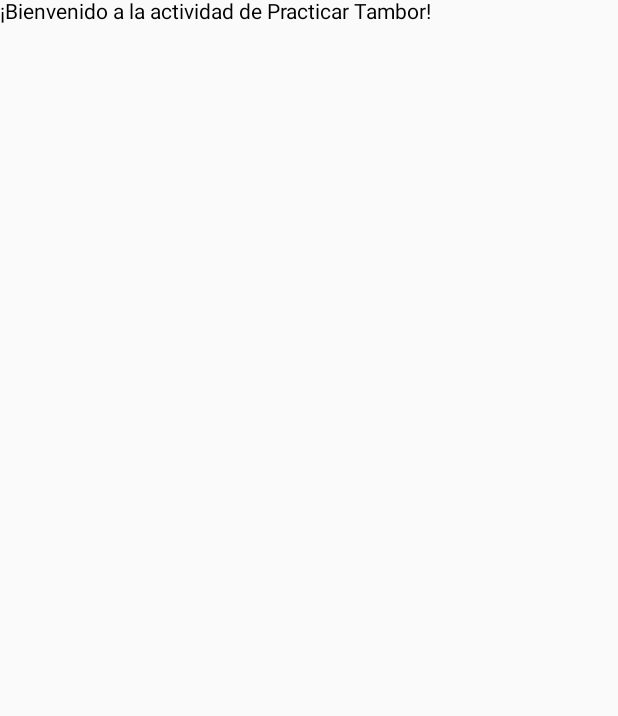
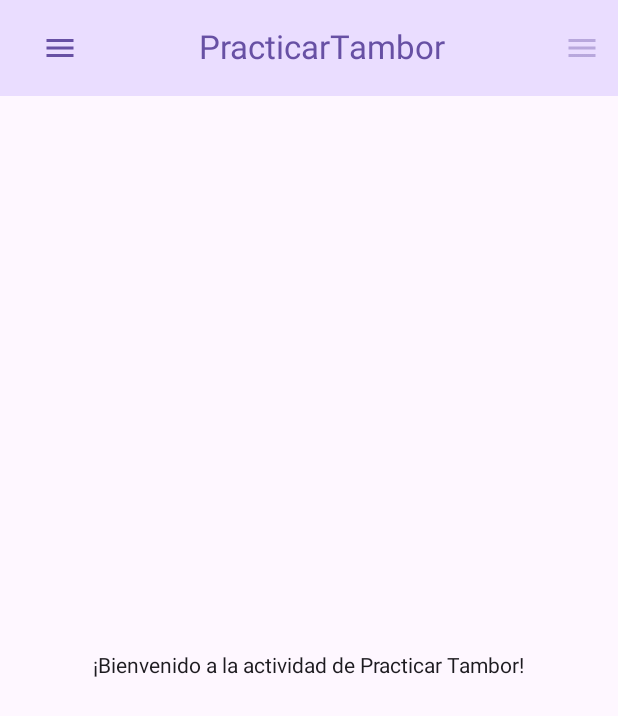
Before and after one commit to ZeB-ZuA/ASAB-Music-Repository, an Android app built with Jetpack Compose: the PracticarTamborActivity screen opened directly, with no data from a screen before it, on a phone screen of 412 x 824 dp. Shown: the top 716 px of the screen. Run offline under Robolectric (Android 15) with nearby library versions, the phone set to English and light mode, and no system bars.

Commit message:
A topBar was added to each activity and now its easier to navigate between activities

```diff
--- a/app/src/main/java/com/udistrital/asab_music_repository/MainActivity.kt
+++ b/app/src/main/java/com/udistrital/asab_music_repository/MainActivity.kt
@@ -4,16 +4,34 @@ import android.content.Intent
 import android.os.Bundle
 import androidx.activity.ComponentActivity
 import androidx.activity.compose.setContent
-import androidx.compose.material3.Button
+import androidx.compose.foundation.layout.Arrangement
+import androidx.compose.foundation.layout.Column
+import androidx.compose.foundation.layout.PaddingValues
+import androidx.compose.foundation.layout.Row
+import androidx.compose.foundation.layout.fillMaxSize
+import androidx.compose.foundation.layout.fillMaxWidth
+import androidx.compose.foundation.layout.padding
+import androidx.compose.material.icons.Icons
+import androidx.compose.material.icons.filled.Menu
 import androidx.compose.material3.DropdownMenu
 import androidx.compose.material3.DropdownMenuItem
+import androidx.compose.material3.ExperimentalMaterial3Api
+import androidx.compose.material3.Icon
+import androidx.compose.material3.IconButton
+import androidx.compose.material3.MaterialTheme
+import androidx.compose.material3.Scaffold
 import androidx.compose.material3.Text
+import androidx.compose.material3.TopAppBar
+import androidx.compose.material3.TopAppBarDefaults
 import androidx.compose.runtime.Composable
 import androidx.compose.runtime.getValue
 import androidx.compose.runtime.mutableStateOf
 import androidx.compose.runtime.remember
 import androidx.compose.runtime.setValue
+import androidx.compose.ui.Alignment
+import androidx.compose.ui.Modifier
 import androidx.compose.ui.platform.LocalContext
+import androidx.compose.ui.text.style.TextAlign
 import androidx.compose.ui.tooling.preview.Preview
 import androidx.core.content.ContextCompat
 
@@ -21,39 +39,64 @@ class MainActivity : ComponentActivity() {
     override fun onCreate(savedInstanceState: Bundle?) {
         super.onCreate(savedInstanceState)
         setContent {
-            mainMenu()
+            mainMenu("Asab Music Repository") { padding -> ScrollContent(padding) }
         }
     }
 }
-
-
+@OptIn(ExperimentalMaterial3Api::class)
 @Composable
-fun mainMenu() {
+fun mainMenu(title : String, content: @Composable (PaddingValues) -> Unit) {
     val context = LocalContext.current
     var expanded by remember { mutableStateOf(false) }
     val options = listOf(
         "Guardar Letra",
         "Practicar Tambor",
         "Practicar maraca"
+    )
+    Scaffold(
+        topBar = {
+            TopAppBar(
+                colors = TopAppBarDefaults.topAppBarColors(
+                    containerColor = MaterialTheme.colorScheme.primaryContainer,
+                    titleContentColor = MaterialTheme.colorScheme.primary,
+                ),
+                title = {
+                    Row(
+                        Modifier.fillMaxWidth(),
+                        horizontalArrangement = Arrangement.SpaceBetween,
+                        verticalAlignment = Alignment.CenterVertically,
+                    ) {
+                        IconButton(onClick = { expanded = !expanded }) {
+                            Icon(Icons.Default.Menu, contentDescription = "Menu")
+                        }
 
+                        Text(
+                            text = title,
+                            textAlign = TextAlign.Center,
+                            modifier = Modifier.weight(1f)
                         )
-    Button(onClick = { expanded = !expanded }) {
-        Text(text = "Menu")
+
+                        IconButton(onClick = {}, enabled = false) {
+                            Icon(Icons.Default.Menu, contentDescription = null)
                         }
+                    }
+
                     DropdownMenu(
                         expanded = expanded,
                         onDismissRequest = { expanded = false }) {
                         options.forEach { option ->
                             DropdownMenuItem(text = { Text(text = option) }, onClick = {
                                 if (option == "Practicar maraca") {
-                    var intent = Intent(context, PracticarMaracaActivity::class.java)
+                                    var intent =
+                                        Intent(context, PracticarMaracaActivity::class.java)
                                     ContextCompat.startActivity(context, intent, null)
                                 }
-                if (option == "Practicar Tambor"){
-                    var intent = Intent(context, PracticarTamborActivity::class.java)
+                                if (option == "Practicar Tambor") {
+                                    var intent =
+                                        Intent(context, PracticarTamborActivity::class.java)
                                     ContextCompat.startActivity(context, intent, null)
                                 }
-                if (option == "Guardar Letra"){
+                                if (option == "Guardar Letra") {
                                     var intent = Intent(context, GuardarLetraActivity::class.java)
                                     ContextCompat.startActivity(context, intent, null)
                                 }
@@ -61,12 +104,35 @@ fun mainMenu() {
                             })
                         }
                     }
+                }
+            )
+        },
+        content = content
+    )
+}
 
-}
+
+
+
+
+
 
 
 @Preview
 @Composable
-fun mainMenuView(){
-    mainMenu()
+fun mainMenuView() {
+    mainMenu("Asab Music Repository", { padding -> ScrollContent(padding) })
 }
+
+@Composable
+fun ScrollContent(padding: PaddingValues) {
+    Column(
+        modifier = Modifier
+            .fillMaxSize()
+            .padding(padding),
+        horizontalAlignment = Alignment.CenterHorizontally,
+        verticalArrangement = Arrangement.Center
+    ) {
+        Text(text = "Aqui va algun contenido")
+    }
+}
--- a/app/src/main/java/com/udistrital/asab_music_repository/PracticarTamborActivity.kt
+++ b/app/src/main/java/com/udistrital/asab_music_repository/PracticarTamborActivity.kt
@@ -3,9 +3,15 @@ package com.udistrital.asab_music_repository
 import android.os.Bundle
 import androidx.activity.compose.setContent
 import androidx.appcompat.app.AppCompatActivity
+import androidx.compose.foundation.layout.Arrangement
+import androidx.compose.foundation.layout.Column
+import androidx.compose.foundation.layout.PaddingValues
+import androidx.compose.foundation.layout.fillMaxSize
+import androidx.compose.foundation.layout.padding
 import androidx.compose.material3.Text
 import androidx.compose.runtime.Composable
-import androidx.compose.ui.tooling.preview.Preview
+import androidx.compose.ui.Alignment
+import androidx.compose.ui.Modifier
 
 
 class PracticarTamborActivity : AppCompatActivity() {
@@ -14,23 +20,26 @@ class PracticarTamborActivity : AppCompatActivity() {
         super.onCreate(savedInstanceState)
 
         setContent {
-            PracticarTamborScreen()
+            mainMenu(title = "PracticarTambor") { padding ->
+                practicarTamborScreen(padding)
+            }
 
         }
     }
 
+    @Composable
+    fun practicarTamborScreen(padding: PaddingValues) {
+        Column(
+            modifier = Modifier
+                .fillMaxSize()
+                .padding(padding),
+            horizontalAlignment = Alignment.CenterHorizontally,
+            verticalArrangement = Arrangement.Center
+        ) {
+            Text("¡Bienvenido a la actividad de Practicar Tambor!")
+        }
 
-    @Preview(showBackground = true)
-    @Composable
-    fun PracticarTamborScreen() {
-        Text("¡Bienvenido a la actividad de Practicar Tambor!")
     }
 
 
-
-
-
-
-
-
 }
```
Also changed, not shown: app/src/main/java/com/udistrital/asab_music_repository/GuardarLetraActivity.kt (+20 -13 lines), app/src/main/java/com/udistrital/asab_music_repository/PracticarMaracaActivity.kt (+24 -5 lines). Lines whose indentation alone changed are shown as unchanged.
